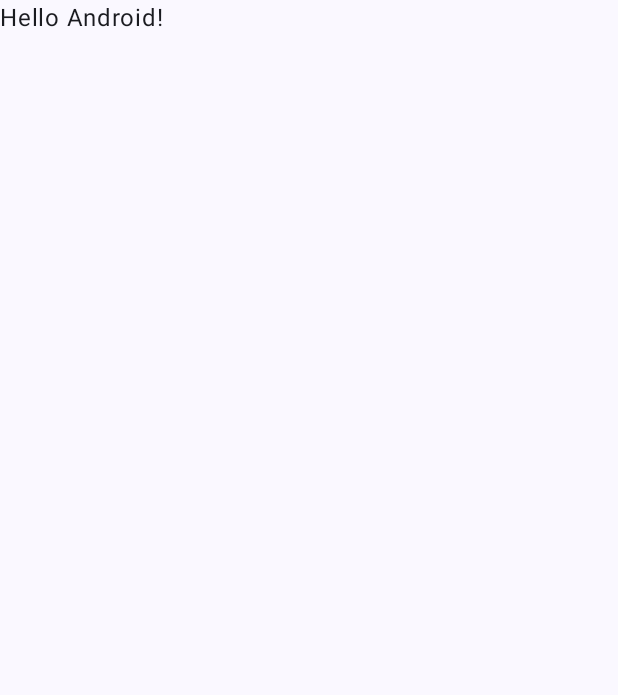
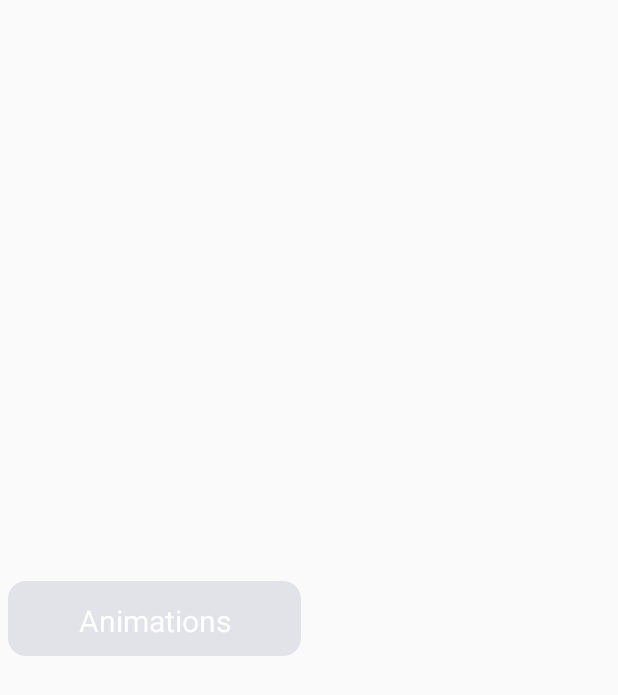
Before and after one commit to PmCoder26/android-jetpack-compose, an Android app built with Jetpack Compose: the screen it shows after launch (MainActivity), on a phone screen of 412 x 824 dp. Before the commit the part shown is almost empty. Shown: the top 695 px of the screen. Run offline under Robolectric (Android 15) with nearby library versions, the phone set to English and light mode, and no system bars.

Commit message:
navigation route composables setup, animations: value-based animations such as animateFloat and animateIntSize implemented commit

```diff
--- a/app/build.gradle.kts
+++ b/app/build.gradle.kts
@@ -49,6 +49,8 @@ dependencies {
     implementation(libs.androidx.ui.graphics)
     implementation(libs.androidx.ui.tooling.preview)
     implementation(libs.androidx.material3)
+    implementation(libs.androidx.navigation.runtime.android)
+    implementation(libs.androidx.navigation.compose)
     testImplementation(libs.junit)
     androidTestImplementation(libs.androidx.junit)
     androidTestImplementation(libs.androidx.espresso.core)
--- a/app/src/main/java/com/example/jetpack_compose_practice/MainActivity.kt
+++ b/app/src/main/java/com/example/jetpack_compose_practice/MainActivity.kt
@@ -3,45 +3,43 @@ package com.example.jetpack_compose_practice
 import android.os.Bundle
 import androidx.activity.ComponentActivity
 import androidx.activity.compose.setContent
-import androidx.activity.enableEdgeToEdge
-import androidx.compose.foundation.layout.fillMaxSize
-import androidx.compose.foundation.layout.padding
-import androidx.compose.material3.Scaffold
-import androidx.compose.material3.Text
-import androidx.compose.runtime.Composable
-import androidx.compose.ui.Modifier
-import androidx.compose.ui.tooling.preview.Preview
+import androidx.navigation.compose.NavHost
+import androidx.navigation.compose.composable
+import androidx.navigation.compose.rememberNavController
+import com.example.data_in_android_practice.NavRoute
+import com.example.data_in_android_practice.NavRouteGallery
+import com.example.jetpack_compose_practice.animation.AnimationsHomeScreen
+import com.example.jetpack_compose_practice.animation.ValueBasedAnimations
 import com.example.jetpack_compose_practice.ui.theme.Jetpack_Compose_PracticeTheme
 
 class MainActivity : ComponentActivity() {
     override fun onCreate(savedInstanceState: Bundle?) {
         super.onCreate(savedInstanceState)
-        enableEdgeToEdge()
         setContent {
             Jetpack_Compose_PracticeTheme {
-                Scaffold(modifier = Modifier.fillMaxSize()) { innerPadding ->
-                    Greeting(
-                        name = "Android",
-                        modifier = Modifier.padding(innerPadding)
-                    )
+
+                val navCon = rememberNavController()
+
+                val navRouteList = listOf(
+                    NavRoute("Animations", "AnimationsHomeScreen")
+                )
+
+                NavHost (navController = navCon, startDestination = "NavRouteGallery") {
+                    composable("NavRouteGallery") {
+                        NavRouteGallery(navRouteList, navCon)
+                    }
+
+                    // Animations composable routes.
+                    composable("AnimationsHomeScreen") {
+                        AnimationsHomeScreen(navCon)
+                    }
+                    composable("ValueBasedAnimations") {
+                        ValueBasedAnimations()
+                    }
+
                 }
+
             }
         }
     }
 }
-
-@Composable
-fun Greeting(name: String, modifier: Modifier = Modifier) {
-    Text(
-        text = "Hello $name!",
-        modifier = modifier
-    )
-}
-
-@Preview(showBackground = true)
-@Composable
-fun GreetingPreview() {
-    Jetpack_Compose_PracticeTheme {
-        Greeting("Android")
-    }
-}
--- /dev/null
+++ b/app/src/main/java/com/example/jetpack_compose_practice/NavRoute.kt
@@ -0,0 +1,6 @@
+package com.example.data_in_android_practice
+
+data class NavRoute(
+    val text: String,
+    val destination: String
+)
--- /dev/null
+++ b/app/src/main/java/com/example/jetpack_compose_practice/NavigationComposables.kt
@@ -0,0 +1,81 @@
+package com.example.data_in_android_practice
+
+import androidx.compose.foundation.clickable
+import androidx.compose.foundation.layout.Arrangement
+import androidx.compose.foundation.layout.fillMaxSize
+import androidx.compose.foundation.layout.padding
+import androidx.compose.foundation.layout.size
+import androidx.compose.foundation.layout.wrapContentSize
+import androidx.compose.foundation.lazy.grid.GridCells
+import androidx.compose.foundation.lazy.grid.LazyVerticalGrid
+import androidx.compose.foundation.lazy.grid.items
+import androidx.compose.material3.Card
+import androidx.compose.material3.Text
+import androidx.compose.runtime.Composable
+import androidx.compose.ui.Modifier
+import androidx.compose.ui.graphics.Color
+import androidx.compose.ui.text.TextStyle
+import androidx.compose.ui.tooling.preview.Preview
+import androidx.compose.ui.unit.dp
+import androidx.compose.ui.unit.sp
+import androidx.navigation.NavHostController
+
+
+@Preview(showBackground = true)
+@Composable
+fun NavRouteGalleryPreview() {
+    val list = listOf(
+        NavRoute("Animations", ""),
+    )
+    NavRouteGallery(list, null)
+}
+
+@Composable
+fun NavRouteGallery(navRouteList: List<NavRoute>, navCon: NavHostController?) {
+
+    LazyVerticalGrid(
+        columns = GridCells.Fixed(2),
+        modifier = Modifier.fillMaxSize(),
+        verticalArrangement = Arrangement.Center,
+        horizontalArrangement = Arrangement.Center
+        ) {
+        items(navRouteList) { navRoute ->
+            NavRouteComponent(navRoute, navCon)
+        }
+    }
+
+}
+
+
+@Preview(showBackground = true)
+@Composable
+fun NavRouteComponentPreview() {
+    val navRoute = NavRoute("hello ", "NavRouteGallery")
+    NavRouteComponent(navRoute, null)
+}
+
+@Composable
+fun NavRouteComponent(navRoute: NavRoute?, navCon: NavHostController?) {
+    navRoute?.let { route ->
+        Card(
+            modifier = Modifier
+                .padding(5.dp)
+                .size(width = 100.dp, height = 50.dp)
+                .clickable {
+                    navCon?.navigate(route.destination)
+                }
+        ) {
+            Text(
+                text = route.text,
+                modifier = Modifier
+                    .fillMaxSize()
+                    .padding(15.dp)
+                    .wrapContentSize(),
+                style = TextStyle(
+                    fontSize = 20.sp,
+                    color = Color.White,
+                )
+            )
+        }
+    }
+}
--- /dev/null
+++ b/app/src/main/java/com/example/jetpack_compose_practice/animation/BoxState.kt
@@ -0,0 +1,6 @@
+package com.example.jetpack_compose_practice.animation
+
+enum class BoxState {
+    Collapsed,
+    Expanded
+}
--- a/gradle/libs.versions.toml
+++ b/gradle/libs.versions.toml
@@ -8,6 +8,8 @@ espressoCore = "3.6.1"
 lifecycleRuntimeKtx = "2.9.1"
 activityCompose = "1.10.1"
 composeBom = "2024.09.00"
+navigationRuntimeAndroid = "2.9.0"
+navigationCompose = "2.7.7"
 
 [libraries]
 androidx-core-ktx = { group = "androidx.core", name = "core-ktx", version.ref = "coreKtx" }
@@ -24,6 +26,8 @@ androidx-ui-tooling-preview = { group = "androidx.compose.ui", name = "ui-toolin
 androidx-ui-test-manifest = { group = "androidx.compose.ui", name = "ui-test-manifest" }
 androidx-ui-test-junit4 = { group = "androidx.compose.ui", name = "ui-test-junit4" }
 androidx-material3 = { group = "androidx.compose.material3", name = "material3" }
+androidx-navigation-runtime-android = { group = "androidx.navigation", name = "navigation-runtime-android", version.ref = "navigationRuntimeAndroid" }
+androidx-navigation-compose = { group = "androidx.navigation", name = "navigation-compose", version.ref = "navigationCompose" }
 
 [plugins]
 android-application = { id = "com.android.application", version.ref = "agp" }
```
Also changed, not shown: app/src/main/java/com/example/jetpack_compose_practice/animation/AnimationsHomeComposables.kt (added, +26 -0 lines), app/src/main/java/com/example/jetpack_compose_practice/animation/ValueBasedAnimations.kt (added, +108 -0 lines).
